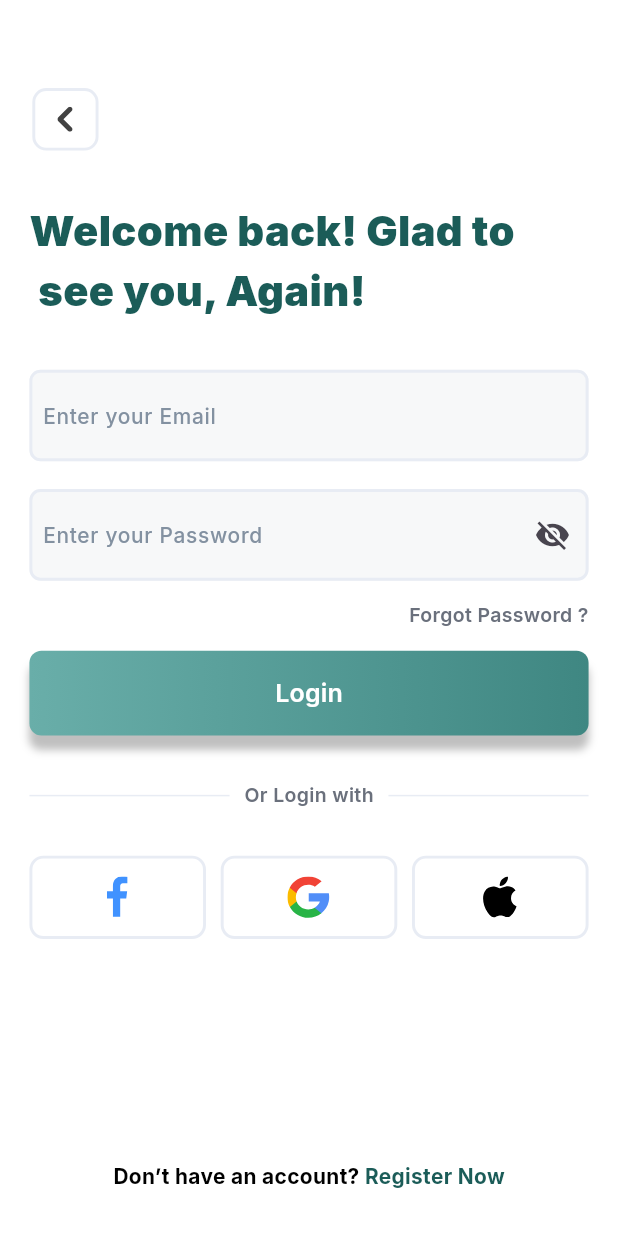
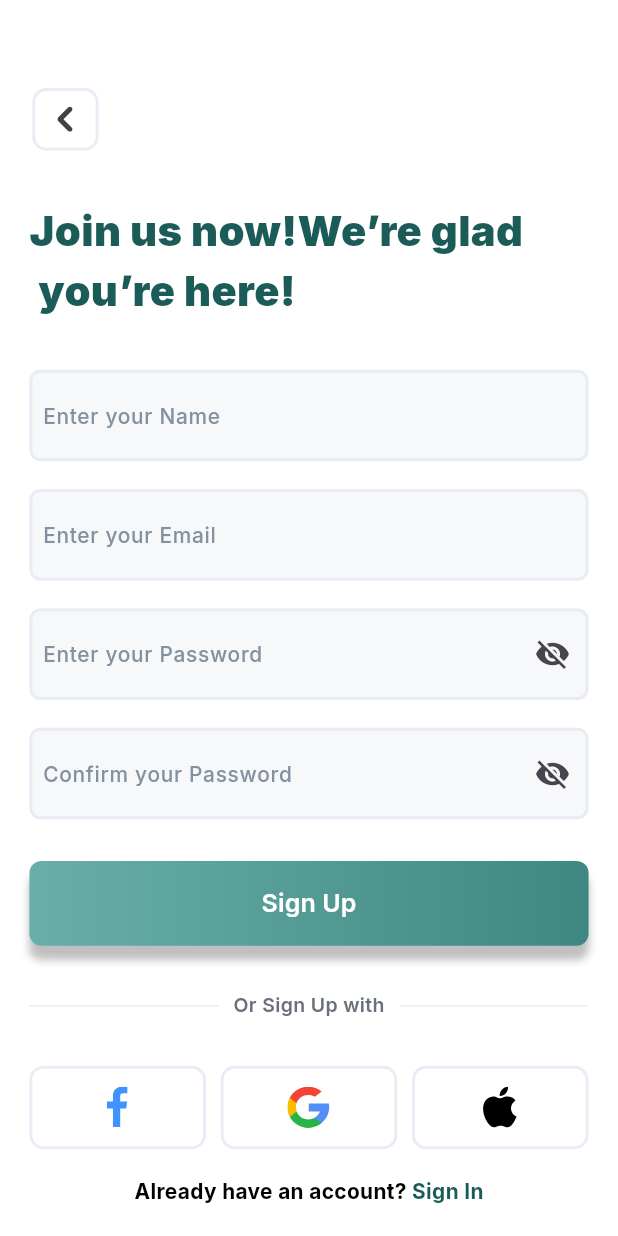
Before and after one commit to AhmedOmarG3/MyZani, a Flutter app: the LoginView screen opened by its route, after a tap on "Don’t have an account?", on a phone screen of 412 x 824 dp. Run offline on Flutter 3.47's test engine with Material 3 defaults, Android fonts, the light colour scheme and no system bars; our stand-ins replace flutter_screenutil, flutter_svg, go_router.

Commit message:
add signup&forget password screen

```diff
--- a/lib/core/app_images.dart
+++ b/lib/core/app_images.dart
@@ -22,6 +22,10 @@ class AppImages {
   /// assets/images/facebook.svg
   static const String imagesFacebook = "assets/images/facebook.svg";
 
+  /// Assets for imagesForgetPassword
+  /// assets/images/forget_password.svg
+  static const String imagesForgetPassword = "assets/images/forget_password.svg";
+
   /// Assets for imagesGoogle
   /// assets/images/google.svg
   static const String imagesGoogle = "assets/images/google.svg";
--- a/lib/core/app_router.dart
+++ b/lib/core/app_router.dart
@@ -1,5 +1,7 @@
 import 'package:go_router/go_router.dart';
+import 'package:myzani/features/auth/presentation/views/forget_password_view.dart';
 import 'package:myzani/features/auth/presentation/views/login_view.dart';
+import 'package:myzani/features/auth/presentation/views/sign_up_view.dart';
 import 'package:myzani/features/onboarding/presentation/views/onboarding_view.dart';
 import 'package:myzani/features/onboarding/presentation/views/splash_view.dart';
 
@@ -7,6 +9,8 @@ class AppRouter {
   static final String splash='/';
   static final String onboarding='/onboarding';
   static final String login='/login';
+  static final String signUp='/signUp';
+  static final String forgetPassword='/forgetPassword';
   static final GoRouter router = GoRouter(
     initialLocation:splash ,
     routes: [
@@ -24,6 +28,14 @@ GoRoute(path: login,
         name: login,
         builder: (context, state) => const LoginView(),
       ),
+      GoRoute(path: signUp,
+        name: signUp,
+        builder: (context, state) => const SignUpView(),
+      ),
+      GoRoute(path: forgetPassword,
+        name: forgetPassword,
+        builder: (context, state) => const ForgetPasswordView(),
+      ),
 
     ],
   );
--- a/lib/features/auth/presentation/views/login_view.dart
+++ b/lib/features/auth/presentation/views/login_view.dart
@@ -1,13 +1,5 @@
 import 'package:flutter/material.dart';
-import 'package:flutter_screenutil/flutter_screenutil.dart';
-import 'package:myzani/core/app_styles.dart';
-import 'package:myzani/core/colors.dart';
-import 'package:myzani/core/widgets/custom_text_button.dart';
-import 'package:myzani/core/widgets/have_account_row.dart';
-import 'package:myzani/features/auth/presentation/widgets/login_app_bar.dart';
-import 'package:myzani/features/auth/presentation/widgets/login_form.dart';
-import 'package:myzani/features/auth/presentation/widgets/login_with_row.dart';
-import 'package:myzani/features/auth/presentation/widgets/or_login_with_text.dart';
+import 'package:myzani/features/auth/presentation/widgets/login_view_body.dart';
 
 class LoginView extends StatelessWidget {
   const LoginView({super.key});
@@ -17,60 +9,3 @@ class LoginView extends StatelessWidget {
     return Scaffold(body: LoginViewBody());
   }
 }
-
-class LoginViewBody extends StatelessWidget {
-  const LoginViewBody({super.key});
-
-  @override
-  Widget build(BuildContext context) {
-    return SingleChildScrollView(
-      physics: BouncingScrollPhysics(),
-      keyboardDismissBehavior: ScrollViewKeyboardDismissBehavior.onDrag,
-      child: Padding(
-        padding: EdgeInsets.only(top: 60.h, left: 20.w, right: 20.w),
-        child: Column(
-          crossAxisAlignment: CrossAxisAlignment.start,
-          children: [
-            LoginAppBar(onPressed: () {}),
-            SizedBox(height: 33.h),
-            Text(
-              'Welcome back! Glad to \n see you, Again!',
-              style: AppStyles.textStyle36Bold.copyWith(fontSize: 30.sp),
-            ),
-            SizedBox(height: 35.h),
-            LoginForm(),
-            SizedBox(height: 15.h),
-            Align(
-              alignment: Alignment.centerRight,
-              child: Text(
-                'Forgot Password ?',
-                style: AppStyles.textStyle14Regular.copyWith(
-                  color: kDrakGreyColor,
-                  fontWeight: FontWeight.w600,
-                ),
-              ),
-            ),
-            SizedBox(height: 15.h),
-            CustomTextButton(
-              onPressed: () {},
-              fixedSize: Size(1.sw, 61.h),
-              text: 'Login',
-              borderRedius: 8,
-            ),
-            SizedBox(height: 33.h),
-            OrLoginWithText(),
-            SizedBox(height: 33.h),
-            LoginWithRow(),
-            SizedBox(height: 160.h),
-            HaveAccountRow(
-              onTap: () {},
-              text: "Don’t have an account? ",
-              actionText: 'Register Now',
-            ),
-            SizedBox(height: 40.h),
-          ],
-        ),
-      ),
-    );
-  }
-}
--- /dev/null
+++ b/lib/features/auth/presentation/views/sign_up_view.dart
@@ -0,0 +1,13 @@
+import 'package:flutter/material.dart';
+import 'package:myzani/features/auth/presentation/widgets/sign_up_view_body.dart';
+
+class SignUpView extends StatelessWidget {
+  const SignUpView({super.key});
+
+  @override
+  Widget build(BuildContext context) {
+    return Scaffold(
+      body: SignUpViewBody(),
+    );
+  }
+}
--- /dev/null
+++ b/lib/features/auth/presentation/widgets/login_view_body.dart
@@ -0,0 +1,93 @@
+import 'package:flutter/material.dart';
+import 'package:flutter_screenutil/flutter_screenutil.dart';
+import 'package:go_router/go_router.dart';
+import 'package:myzani/core/app_router.dart';
+import 'package:myzani/core/app_styles.dart';
+import 'package:myzani/core/colors.dart';
+import 'package:myzani/core/widgets/custom_text_button.dart';
+import 'package:myzani/core/widgets/have_account_row.dart';
+import 'package:myzani/features/auth/presentation/widgets/login_app_bar.dart';
+import 'package:myzani/features/auth/presentation/widgets/login_form.dart';
+import 'package:myzani/features/auth/presentation/widgets/login_with_row.dart';
+import 'package:myzani/features/auth/presentation/widgets/or_login_with_text.dart';
+
+class LoginViewBody extends StatelessWidget {
+  const LoginViewBody({super.key});
+
+  @override
+  Widget build(BuildContext context) {
+    return SingleChildScrollView(
+      physics: BouncingScrollPhysics(),
+      keyboardDismissBehavior: ScrollViewKeyboardDismissBehavior.onDrag,
+      child: Padding(
+        padding: EdgeInsets.only(top: 60.h, left: 20.w, right: 20.w),
+        child: Column(
+          crossAxisAlignment: CrossAxisAlignment.start,
+          children: [
+            LoginAppBar(onPressed: () {
+              context.pop();
+            }),
+            SizedBox(height: 33.h),
+            Text(
+              'Welcome back! Glad to \n see you, Again!',
+              style: AppStyles.textStyle36Bold.copyWith(fontSize: 30.sp),
+            ),
+            SizedBox(height: 35.h),
+            LoginForm(),
+            SizedBox(height: 15.h),
+            ForgetPasswordAction(
+              onTap: () {
+                context.push(AppRouter.forgetPassword);
+              },
+            ),
+            SizedBox(height: 15.h),
+            CustomTextButton(
+              onPressed: () {},
+              fixedSize: Size(1.sw, 61.h),
+              text: 'Login',
+              borderRedius: 8,
+            ),
+            SizedBox(height: 33.h),
+            OrLoginWithText(
+              text: 'Or Login with',
+            ),
+            SizedBox(height: 33.h),
+            LoginWithRow(),
+            SizedBox(height: 160.h),
+            HaveAccountRow(
+              onTap: () {
+                context.push(AppRouter.signUp);
+              },
+              text: "Don’t have an account? ",
+              actionText: 'Register Now',
+            ),
+            SizedBox(height: 40.h),
+          ],
+        ),
+      ),
+    );
+  }
+}
+
+class ForgetPasswordAction extends StatelessWidget {
+  const ForgetPasswordAction({
+    super.key, required this.onTap,
+  });
+final void Function() onTap;
+  @override
+  Widget build(BuildContext context) {
+    return Align(
+      alignment: Alignment.centerRight,
+      child: GestureDetector(
+        onTap: onTap,
+        child: Text(
+          'Forgot Password ?',
+          style: AppStyles.textStyle14Regular.copyWith(
+            color: kDrakGreyColor,
+            fontWeight: FontWeight.w600,
+          ),
+        ),
+      ),
+    );
+  }
+}
--- a/lib/features/auth/presentation/widgets/or_login_with_text.dart
+++ b/lib/features/auth/presentation/widgets/or_login_with_text.dart
@@ -4,8 +4,8 @@ import 'package:myzani/core/app_styles.dart';
 import 'package:myzani/core/colors.dart';
 
 class OrLoginWithText extends StatelessWidget {
-  const OrLoginWithText({super.key});
-
+  const OrLoginWithText({super.key, required this.text});
+final String text;
   @override
   Widget build(BuildContext context) {
     return Row(
@@ -18,7 +18,7 @@ class OrLoginWithText extends StatelessWidget {
           ),
         ),
         Text(
-          'Or Login with',
+          text,
           style: AppStyles.textStyle14Regular.copyWith(
             color: kDrakGreyColor,
             fontWeight: FontWeight.w600,
--- /dev/null
+++ b/lib/features/auth/presentation/widgets/sign_up_form.dart
@@ -0,0 +1,37 @@
+import 'package:flutter/material.dart';
+import 'package:flutter_screenutil/flutter_screenutil.dart';
+import 'package:myzani/features/auth/presentation/widgets/custom_text_field.dart';
+
+class SignUpForm extends StatelessWidget {
+  const SignUpForm({super.key});
+
+  @override
+  Widget build(BuildContext context) {
+    return Form(
+      child: Column(
+        spacing: 20.h,
+        mainAxisSize: MainAxisSize.max,
+        children: [
+          CustomTextFormField(
+            hint: 'Enter your Name',
+            isPasswordTextField: false,
+          ),
+          CustomTextFormField(
+            hint: 'Enter your Email',
+            isPasswordTextField: false,
+          ),
+
+          CustomTextFormField(
+            hint: 'Enter your Password',
+            isPasswordTextField: true,
+          ),
+          CustomTextFormField(
+            hint: 'Confirm your Password',
+            isPasswordTextField: true,
+          ),
+        ],
+      ),
+    );
+    ;
+  }
+}
--- /dev/null
+++ b/lib/features/auth/presentation/widgets/sign_up_view_body.dart
@@ -0,0 +1,65 @@
+import 'package:flutter/material.dart';
+import 'package:flutter_screenutil/flutter_screenutil.dart';
+import 'package:go_router/go_router.dart';
+import 'package:myzani/core/app_router.dart';
+import 'package:myzani/core/app_styles.dart';
+import 'package:myzani/core/widgets/custom_text_button.dart';
+import 'package:myzani/core/widgets/have_account_row.dart';
+import 'package:myzani/features/auth/presentation/widgets/login_app_bar.dart';
+import 'package:myzani/features/auth/presentation/widgets/login_with_row.dart';
+import 'package:myzani/features/auth/presentation/widgets/or_login_with_text.dart';
+import 'package:myzani/features/auth/presentation/widgets/sign_up_form.dart';
+
+class SignUpViewBody extends StatelessWidget {
+  const SignUpViewBody({super.key});
+
+  @override
+  Widget build(BuildContext context) {
+    return SingleChildScrollView(
+      physics: BouncingScrollPhysics(),
+      keyboardDismissBehavior: ScrollViewKeyboardDismissBehavior.onDrag,
+      child: Padding(
+        padding: EdgeInsets.only(top: 60.h, left: 20.w, right: 20.w),
+        child: Column(
+          crossAxisAlignment: CrossAxisAlignment.start,
+          children: [
+            LoginAppBar(
+              onPressed: () {
+                context.pop();
+              },
+            ),
+            SizedBox(height: 33.h),
+            Text(
+              'Join us now!We’re glad \n you’re here!',
+
+              style: AppStyles.textStyle36Bold.copyWith(fontSize: 30.sp),
+            ),
+            SizedBox(height: 35.h),
+            SignUpForm(),
+            SizedBox(height: 15.h),
+            SizedBox(height: 15.h),
+            CustomTextButton(
+              onPressed: () {},
+              fixedSize: Size(1.sw, 61.h),
+              text: 'Sign Up',
+              borderRedius: 8,
+            ),
+            SizedBox(height: 33.h),
+            OrLoginWithText(text: 'Or Sign Up with'),
+            SizedBox(height: 33.h),
+            LoginWithRow(),
+            SizedBox(height: 20.h),
+            HaveAccountRow(
+              onTap: () {
+                context.push(AppRouter.login);
+              },
+              text: "Already have an account? ",
+              actionText: 'Sign In',
+            ),
+            SizedBox(height: 40.h),
+          ],
+        ),
+      ),
+    );
+  }
+}
--- a/lib/features/onboarding/presentation/widgets/on_boarding_view_body.dart
+++ b/lib/features/onboarding/presentation/widgets/on_boarding_view_body.dart
@@ -52,7 +52,9 @@ class OnBoardingViewBody extends StatelessWidget {
           ),
           SizedBox(height: 20.h),
           CustomTextButton(fixedSize: Size(358.w, 67.h),
-            onPressed: () {},text: "Get Started",),
+            onPressed: () {
+              context.push(AppRouter.signUp);
+            },text: "Get Started",),
           SizedBox(height: 20.h),
           HaveAccountRow(
             text: 'Already Have Account?',
```
Also changed, not shown: lib/features/auth/presentation/views/forget_password_view.dart (added, +93 -0 lines), assets/images/forget_password.svg (added).
